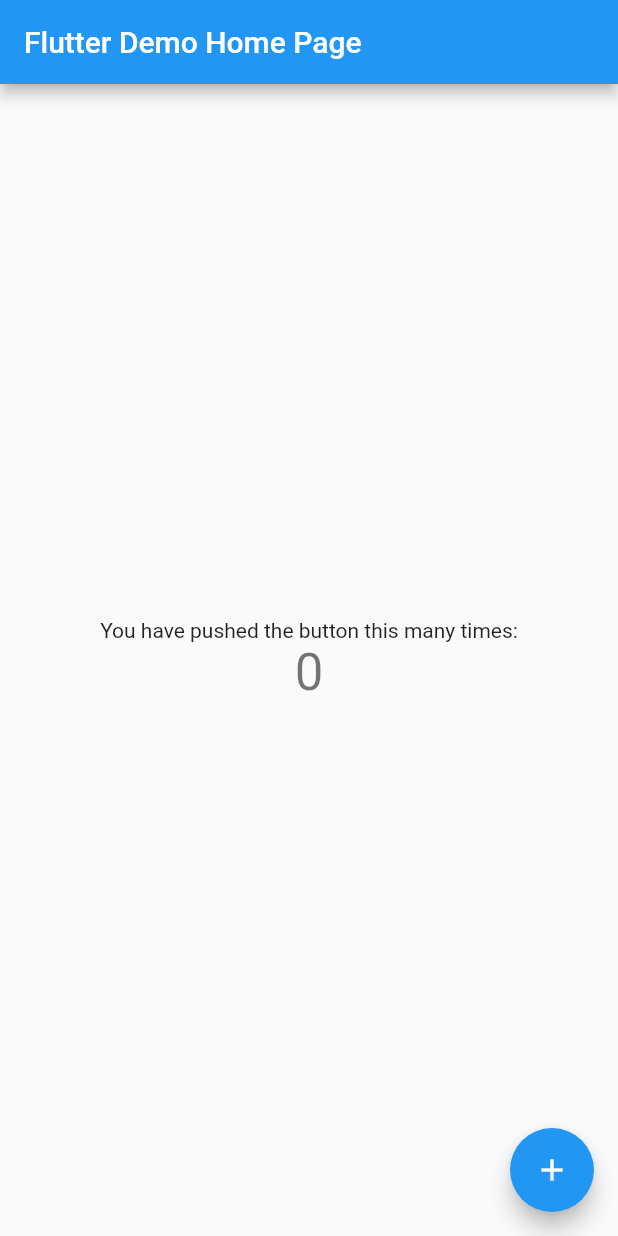
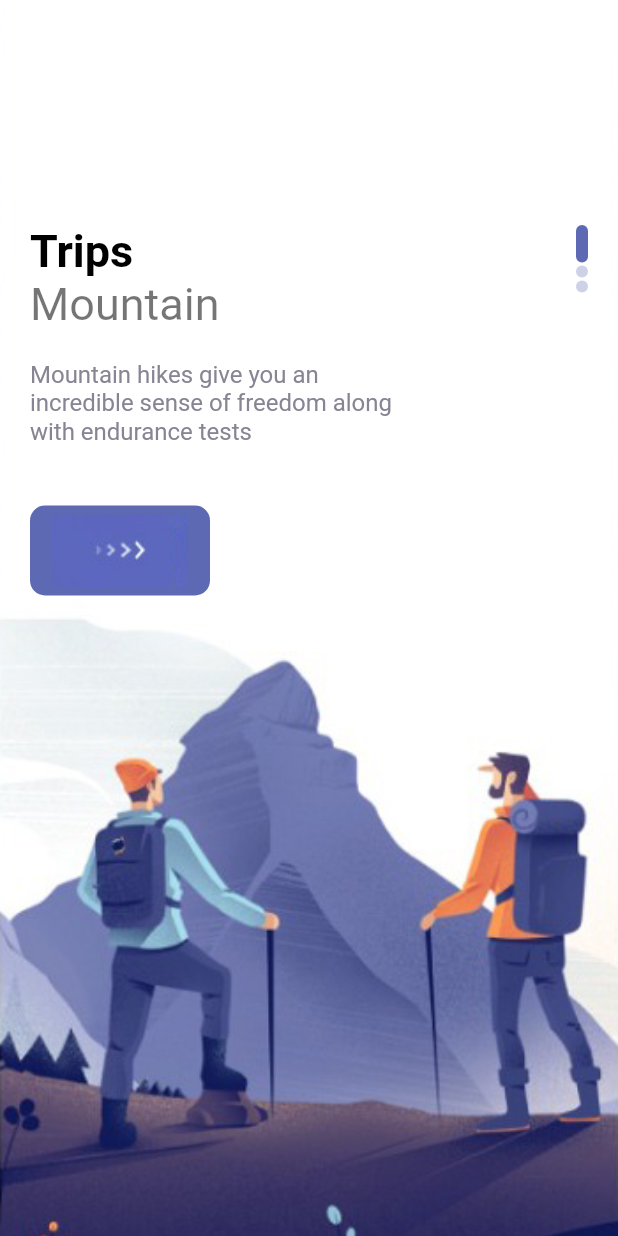
Before and after one commit to saqibsattar03/trip_app, a Flutter app: the screen it shows after launch, on a phone screen of 412 x 824 dp. Run offline on Flutter 3.47's test engine with Material 2 defaults, Android fonts, the phone set to English and light mode, and no system bars.

Commit message:
'welcome_page_completed'

```diff
--- a/lib/main.dart
+++ b/lib/main.dart
@@ -1,4 +1,5 @@
 import 'package:flutter/material.dart';
+import 'package:trip_app/ui/pages/welcome_page.dart';
 
 void main() {
   runApp(const MyApp());
@@ -12,6 +13,7 @@ class MyApp extends StatelessWidget {
   Widget build(BuildContext context) {
     return MaterialApp(
       title: 'Flutter Demo',
+      debugShowCheckedModeBanner: false,
       theme: ThemeData(
         // This is the theme of your application.
         //
@@ -24,92 +26,7 @@ class MyApp extends StatelessWidget {
         // is not restarted.
         primarySwatch: Colors.blue,
       ),
-      home: const MyHomePage(title: 'Flutter Demo Home Page'),
+      home: WelcomePage(),
     );
   }
 }
-
-class MyHomePage extends StatefulWidget {
-  const MyHomePage({Key? key, required this.title}) : super(key: key);
-
-  // This widget is the home page of your application. It is stateful, meaning
-  // that it has a State object (defined below) that contains fields that affect
-  // how it looks.
-
-  // This class is the configuration for the state. It holds the values (in this
-  // case the title) provided by the parent (in this case the App widget) and
-  // used by the build method of the State. Fields in a Widget subclass are
-  // always marked "final".
-
-  final String title;
-
-  @override
-  State<MyHomePage> createState() => _MyHomePageState();
-}
-
-class _MyHomePageState extends State<MyHomePage> {
-  int _counter = 0;
-
-  void _incrementCounter() {
-    setState(() {
-      // This call to setState tells the Flutter framework that something has
-      // changed in this State, which causes it to rerun the build method below
-      // so that the display can reflect the updated values. If we changed
-      // _counter without calling setState(), then the build method would not be
-      // called again, and so nothing would appear to happen.
-      _counter++;
-    });
-  }
-
-  @override
-  Widget build(BuildContext context) {
-    // This method is rerun every time setState is called, for instance as done
-    // by the _incrementCounter method above.
-    //
-    // The Flutter framework has been optimized to make rerunning build methods
-    // fast, so that you can just rebuild anything that needs updating rather
-    // than having to individually change instances of widgets.
-    return Scaffold(
-      appBar: AppBar(
-        // Here we take the value from the MyHomePage object that was created by
-        // the App.build method, and use it to set our appbar title.
-        title: Text(widget.title),
-      ),
-      body: Center(
-        // Center is a layout widget. It takes a single child and positions it
-        // in the middle of the parent.
-        child: Column(
-          // Column is also a layout widget. It takes a list of children and
-          // arranges them vertically. By default, it sizes itself to fit its
-          // children horizontally, and tries to be as tall as its parent.
-          //
-          // Invoke "debug painting" (press "p" in the console, choose the
-          // "Toggle Debug Paint" action from the Flutter Inspector in Android
-          // Studio, or the "Toggle Debug Paint" command in Visual Studio Code)
-          // to see the wireframe for each widget.
-          //
-          // Column has various properties to control how it sizes itself and
-          // how it positions its children. Here we use mainAxisAlignment to
-          // center the children vertically; the main axis here is the vertical
-          // axis because Columns are vertical (the cross axis would be
-          // horizontal).
-          mainAxisAlignment: MainAxisAlignment.center,
-          children: <Widget>[
-            const Text(
-              'You have pushed the button this many times:',
-            ),
-            Text(
-              '$_counter',
-              style: Theme.of(context).textTheme.headline4,
-            ),
-          ],
-        ),
-      ),
-      floatingActionButton: FloatingActionButton(
-        onPressed: _incrementCounter,
-        tooltip: 'Increment',
-        child: const Icon(Icons.add),
-      ), // This trailing comma makes auto-formatting nicer for build methods.
-    );
-  }
-}
--- a/lib/ui/pages/demo_page.dart
+++ /dev/null
@@ -1,15 +0,0 @@
-import 'package:flutter/material.dart';
-
-class DemoPage extends StatelessWidget {
-  const DemoPage({Key? key}) : super(key: key);
-
-  @override
-  Widget build(BuildContext context) {
-    return Scaffold(
-      appBar: AppBar(
-        title: Text("demo"),
-        backgroundColor: Colors.indigo,
-      ),
-    );
-  }
-}
--- /dev/null
+++ b/lib/ui/pages/welcome_page.dart
@@ -0,0 +1,100 @@
+import 'package:flutter/material.dart';
+import 'package:trip_app/ui/widgets/app_subtitle_text.dart';
+import 'package:trip_app/ui/widgets/app_title_text.dart';
+import 'package:trip_app/ui/widgets/responsive_button.dart';
+import 'package:trip_app/utils/colors.dart' as color;
+
+class WelcomePage extends StatefulWidget {
+  const WelcomePage({Key? key}) : super(key: key);
+
+  @override
+  _WelcomePageState createState() => _WelcomePageState();
+}
+
+class _WelcomePageState extends State<WelcomePage> {
+  @override
+  Widget build(BuildContext context) {
+    List images = [
+      "welcome-one.png",
+      "welcome-two.png",
+      "welcome-three.png",
+    ];
+    return Scaffold(
+        body: PageView.builder(
+            scrollDirection: Axis.vertical,
+            itemCount: images.length,
+            itemBuilder: (_, index) {
+              return Container(
+                width: double.maxFinite,
+                height: double.maxFinite,
+                decoration: BoxDecoration(
+                  image: DecorationImage(
+                    image: AssetImage(
+                      'assets/images/' + images[index],
+                    ),
+                    fit: BoxFit.cover,
+                  ),
+                ),
+                child: Container(
+                  margin: const EdgeInsets.only(
+                    top: 150.0,
+                    left: 20.0,
+                    right: 20.0,
+                  ),
+                  child: Row(
+                    mainAxisAlignment: MainAxisAlignment.spaceBetween,
+                    children: [
+                      Column(
+                        crossAxisAlignment: CrossAxisAlignment.start,
+                        children: [
+                          AppTitleText(text: 'Trips'),
+                          AppSubTitleText(
+                            text: 'Mountain',
+                            size: 30.0,
+                          ),
+                          SizedBox(
+                            height: 20.0,
+                          ),
+                          Container(
+                            width: 250.0,
+                            child: AppSubTitleText(
+                              text:
+                                  'Mountain hikes give you an incredible sense of freedom along with endurance tests',
+                              color: color.AppColors.textColor2,
+                            ),
+                          ),
+                          SizedBox(
+                            height: 40.0,
+                          ),
+                          ResponsiveButton(
+                            width: 120.0,
+                            image: 'assets/images/button-one.png',
+                          ),
+                        ],
+                      ),
+                      Column(
+                        children: List.generate(3, (indexDots) {
+                          return Container(
+                            margin: const EdgeInsets.only(
+                              bottom: 2.0,
+                            ),
+                            height: index == indexDots ? 25.0 : 8.0,
+                            width: 8.0,
+                            decoration: BoxDecoration(
+                              borderRadius: BorderRadius.circular(8.0),
+                              color: index == indexDots
+                                  ? color.AppColors.mainColor
+                                  : color.AppColors.mainColor.withOpacity(
+                                      0.3,
+                                    ),
+                            ),
+                          );
+                        }),
+                      ),
+                    ],
+                  ),
+                ),
+              );
+            }));
+  }
+}
--- /dev/null
+++ b/lib/ui/widgets/app_subtitle_text.dart
@@ -0,0 +1,24 @@
+import 'package:flutter/material.dart';
+
+class AppSubTitleText extends StatelessWidget {
+  final size;
+  final Color color;
+  final String text;
+  const AppSubTitleText({
+    Key? key,
+    required this.text,
+    this.color = Colors.black54,
+    this.size = 16.0,
+  }) : super(key: key);
+
+  @override
+  Widget build(BuildContext context) {
+    return Text(
+      text,
+      style: TextStyle(
+        color: color,
+        fontSize: size,
+      ),
+    );
+  }
+}
--- /dev/null
+++ b/lib/ui/widgets/app_title_text.dart
@@ -0,0 +1,25 @@
+import 'package:flutter/material.dart';
+
+class AppTitleText extends StatelessWidget {
+  final size;
+  final Color color;
+  final String text;
+  const AppTitleText(
+      {Key? key,
+      required this.text,
+      this.color = Colors.black,
+      this.size = 30.0})
+      : super(key: key);
+
+  @override
+  Widget build(BuildContext context) {
+    return Text(
+      text,
+      style: TextStyle(
+        color: color,
+        fontSize: size,
+        fontWeight: FontWeight.bold,
+      ),
+    );
+  }
+}
--- /dev/null
+++ b/lib/ui/widgets/responsive_button.dart
@@ -0,0 +1,36 @@
+import 'package:flutter/material.dart';
+import 'package:trip_app/utils/colors.dart' as color;
+
+class ResponsiveButton extends StatelessWidget {
+  const ResponsiveButton({
+    Key? key,
+    required this.image,
+    this.text,
+    this.isResponsive = false,
+    this.width,
+  }) : super(key: key);
+
+  final String image;
+  final Text? text;
+  final bool? isResponsive;
+  final double? width;
+  @override
+  Widget build(BuildContext context) {
+    return Container(
+      height: 60.0,
+      width: width,
+      decoration: BoxDecoration(
+        borderRadius: BorderRadius.circular(10.0),
+        color: color.AppColors.mainColor,
+      ),
+      child: Row(
+        mainAxisAlignment: MainAxisAlignment.center,
+        children: [
+          Image(
+            image: AssetImage(image),
+          ),
+        ],
+      ),
+    );
+  }
+}
--- /dev/null
+++ b/lib/utils/colors.dart
@@ -0,0 +1,11 @@
+import 'dart:ui';
+
+class AppColors{
+  static final Color textColor1= Color(0xFF989acd);
+  static final Color textColor2 = Color(0xFF878593);
+  static final Color bigTextColor=Color(0xFF2e2e31);
+  static final Color mainColor= Color(0xFF5d69b3);
+  static final Color starColor = Color(0xFFe7bb4e);
+  static final Color mainTextColor = Color(0xFFababad);
+  static final Color buttonBackground = Color(0xFFf1f1f9);
+}
--- a/pubspec.yaml
+++ b/pubspec.yaml
@@ -58,8 +58,8 @@ flutter:
   uses-material-design: true
 
   # To add assets to your application, add an assets section, like this:
-  # assets:
-  #   - images/a_dot_burr.jpeg
+  assets:
+    - assets/images/
   #   - images/a_dot_ham.jpeg
 
   # An image asset can refer to one or more resolution-specific "variants", see
```
Also changed, not shown: assets/images/balloning.png (added), assets/images/button-one.png (added), assets/images/hiking.png (added), assets/images/kayaking.png (added), assets/images/mountain.jpeg (added), assets/images/snorkling.png (added), assets/images/welcome-one.png (added), assets/images/welcome-three.png (added), assets/images/welcome-two.png (added).
